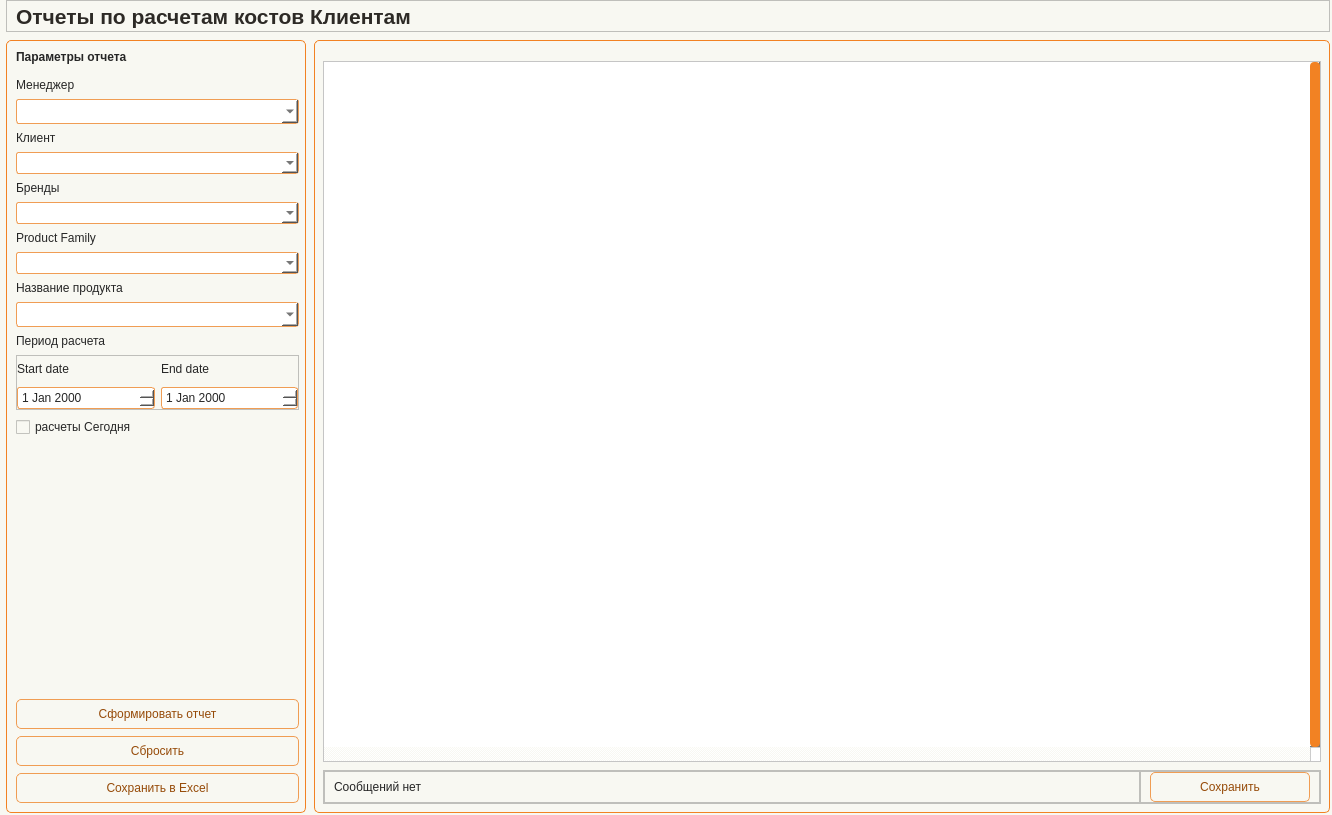
Above: app/ui/windows/customer_costs_reports.ui from Masik84/Procurement_app before the change. Below: the same form after it.
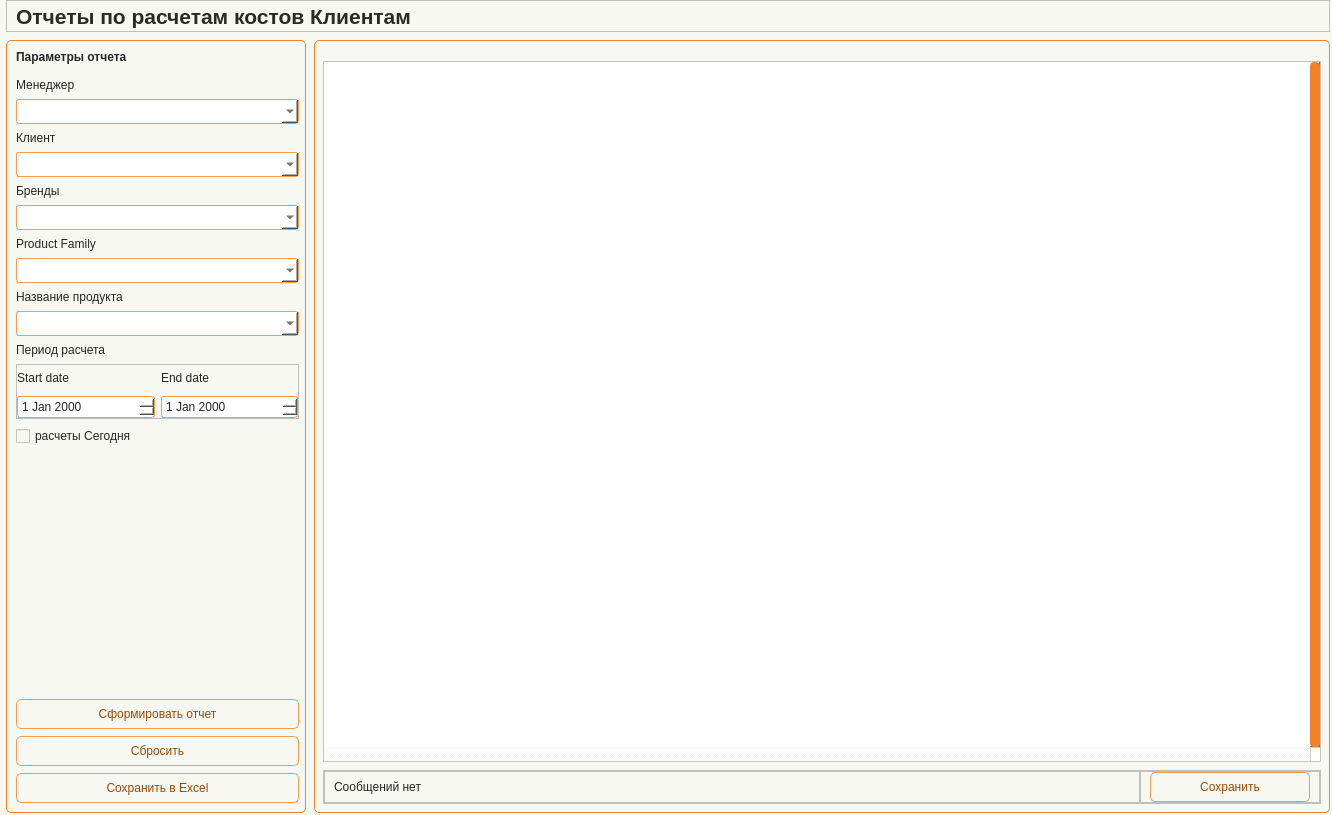
That is the form after the change. Icons and pictures are not drawn.

```diff
--- a/app/ui/windows/customer_costs_reports.ui
+++ b/app/ui/windows/customer_costs_reports.ui
@@ -323,7 +323,20 @@
              </widget>
             </item>
             <item>
-             <widget class="QComboBox" name="cbo_Customer"/>
+             <widget class="QComboBox" name="cbo_Customer">
+              <property name="minimumSize">
+               <size>
+                <width>0</width>
+                <height>25</height>
+               </size>
+              </property>
+              <property name="maximumSize">
+               <size>
+                <width>16777215</width>
+                <height>25</height>
+               </size>
+              </property>
+             </widget>
             </item>
             <item>
              <widget class="QLabel" name="label_brand">
@@ -333,7 +346,20 @@
              </widget>
             </item>
             <item>
-             <widget class="QComboBox" name="cbo_Brand"/>
+             <widget class="QComboBox" name="cbo_Brand">
+              <property name="minimumSize">
+               <size>
+                <width>0</width>
+                <height>25</height>
+               </size>
+              </property>
+              <property name="maximumSize">
+               <size>
+                <width>16777215</width>
+                <height>25</height>
+               </size>
+              </property>
+             </widget>
             </item>
             <item>
              <widget class="QLabel" name="label_product_family">
@@ -343,7 +369,20 @@
              </widget>
             </item>
             <item>
-             <widget class="QComboBox" name="cbo_ProdFamily"/>
+             <widget class="QComboBox" name="cbo_ProdFamily">
+              <property name="minimumSize">
+               <size>
+                <width>0</width>
+                <height>25</height>
+               </size>
+              </property>
+              <property name="maximumSize">
+               <size>
+                <width>16777215</width>
+                <height>25</height>
+               </size>
+              </property>
+             </widget>
             </item>
             <item>
              <widget class="QLabel" name="label_product_name">
```
